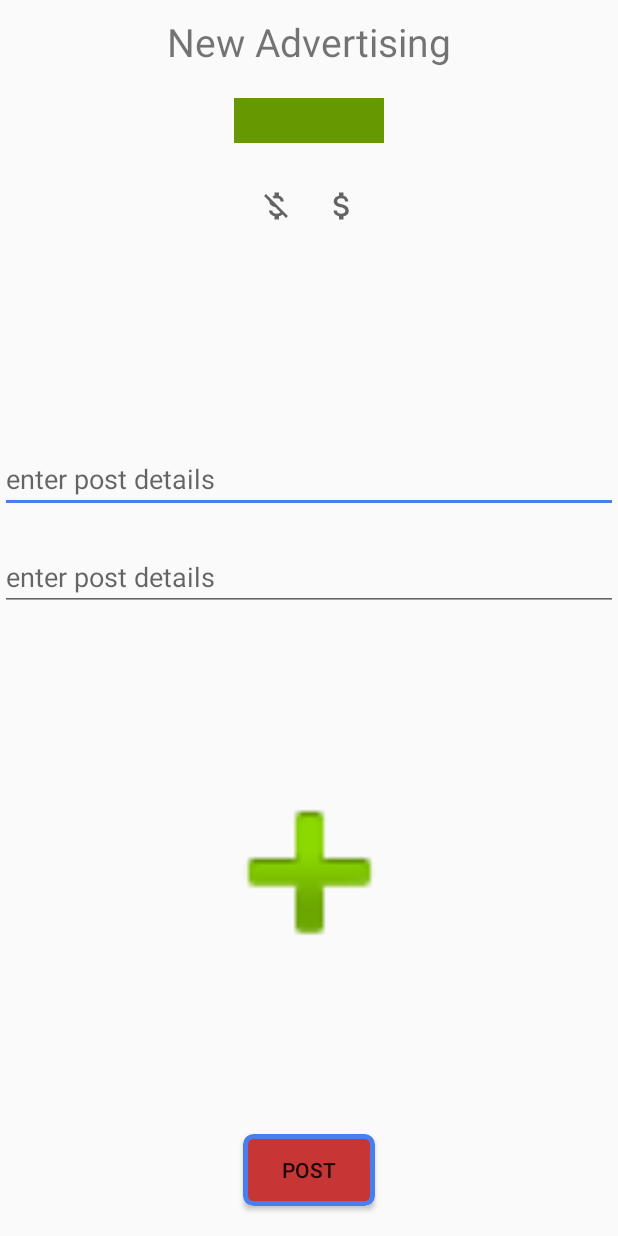
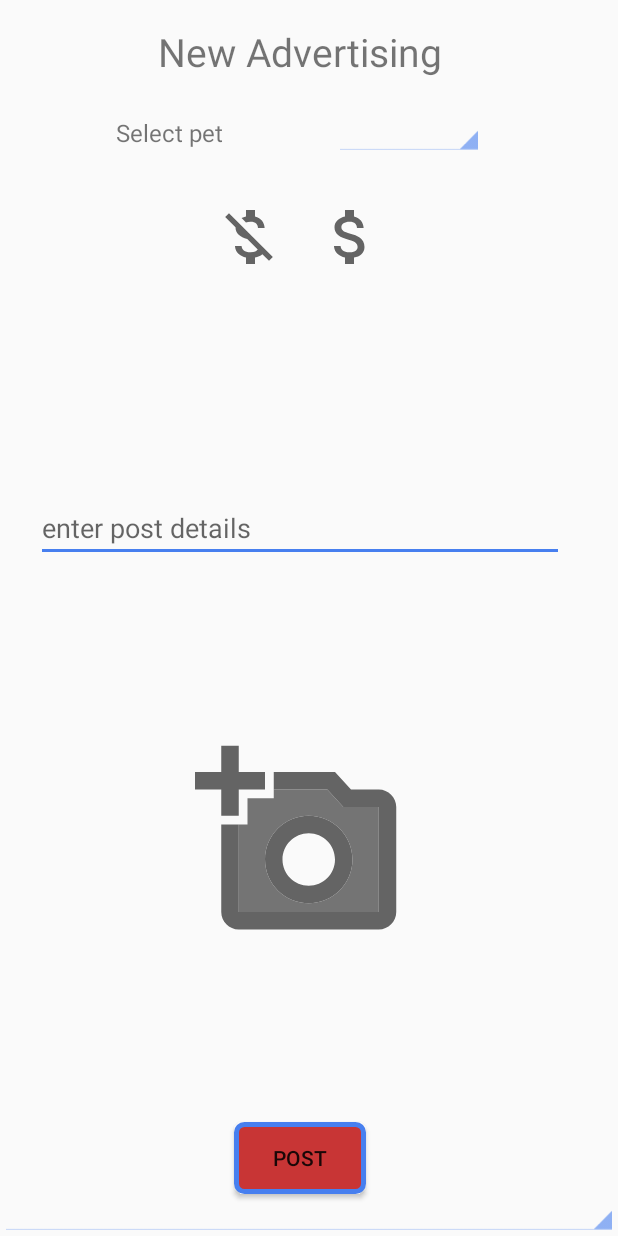
Before and after one commit to Almog-Cohen/Petbook, an Android app: the layout add_feed.xml on its own in the app's theme, with its tools: preview values and no code run, on a phone screen of 412 x 824 dp. Run offline under Robolectric (Android 15) with nearby library versions, the light colour scheme and no system bars.

Commit message:
galos 23/06 4am

```diff
--- a/app/src/main/AndroidManifest.xml
+++ b/app/src/main/AndroidManifest.xml
@@ -6,6 +6,7 @@
     <uses-permission android:name="android.permission.READ_EXTERNAL_STORAGE" />
     <uses-permission android:name="android.permission.WRITE_EXTERNAL_STORAGE" />
     <uses-permission android:name="android.permission.CAMERA" />
+    <uses-permission android:name="android.permission.VIBRATE"/>
 
 
     <application
--- a/app/src/main/java/com/thegalos/petbook/MainActivity.java
+++ b/app/src/main/java/com/thegalos/petbook/MainActivity.java
@@ -9,13 +9,11 @@ import androidx.fragment.app.Fragment;
 import androidx.fragment.app.FragmentTransaction;
 
 import com.google.firebase.auth.FirebaseAuth;
-import com.google.firebase.auth.FirebaseUser;
 import com.thegalos.petbook.fragments.Chats;
 import com.thegalos.petbook.fragments.MainFeed;
 import com.thegalos.petbook.fragments.Profile;
 import com.thegalos.petbook.fragments.Splash;
 
-import me.ibrahimsn.lib.BottomBarItem;
 import me.ibrahimsn.lib.OnItemSelectedListener;
 import me.ibrahimsn.lib.SmoothBottomBar;
 
--- a/app/src/main/java/com/thegalos/petbook/fragments/AddFeed.java
+++ b/app/src/main/java/com/thegalos/petbook/fragments/AddFeed.java
@@ -129,7 +129,7 @@ public class AddFeed extends Fragment {
 
 
         loadData();
-        ivPhoto = view.findViewById(R.id.ivPhoto);
+        ivPhoto = view.findViewById(R.id.tvAddPhoto);
         ArrayAdapter<String> nameAdapter = new ArrayAdapter<>(getActivity(), android.R.layout.simple_spinner_item, petNameList);
         nameAdapter.setDropDownViewResource(android.R.layout.simple_spinner_dropdown_item);
         spnPet.setAdapter(nameAdapter);
--- /dev/null
+++ b/app/src/main/res/drawable/vector_add_a_photo.xml
@@ -0,0 +1,15 @@
+<vector xmlns:android="http://schemas.android.com/apk/res/android"
+    android:width="140dp"
+    android:height="140dp"
+    android:viewportWidth="24"
+    android:viewportHeight="24"
+    android:tint="?attr/colorControlNormal">
+  <path
+      android:fillColor="@color/colorAccent"
+      android:pathData="M6,7v3L5,10v10h16L21,8h-4.05l-1.83,-2L9,6v1L6,7zM13,9c2.76,0 5,2.24 5,5s-2.24,5 -5,5 -5,-2.24 -5,-5 2.24,-5 5,-5z"
+      android:strokeAlpha="0.9"
+      android:fillAlpha="0.9"/>
+  <path
+      android:fillColor="@color/colorPrimary"
+      android:pathData="M21,6h-3.17L16,4L9,4v2h6.12l1.83,2L21,8v12L5,20L5,10L3,10v10c0,1.1 0.9,2 2,2h16c1.1,0 2,-0.9 2,-2L23,8c0,-1.1 -0.9,-2 -2,-2zM8,14c0,2.76 2.24,5 5,5s5,-2.24 5,-5 -2.24,-5 -5,-5 -5,2.24 -5,5zM13,11c1.65,0 3,1.35 3,3s-1.35,3 -3,3 -3,-1.35 -3,-3 1.35,-3 3,-3zM5,9L5,6h3L8,4L5,4L5,1L3,1v3L0,4v2h3v3z"/>
+</vector>
--- a/app/src/main/res/drawable/vector_money.xml
+++ b/app/src/main/res/drawable/vector_money.xml
@@ -1,6 +1,6 @@
 <vector xmlns:android="http://schemas.android.com/apk/res/android"
-    android:width="24dp"
-    android:height="24dp"
+    android:width="48dp"
+    android:height="48dp"
     android:viewportWidth="24"
     android:viewportHeight="24"
     android:tint="?attr/colorControlNormal">
--- a/app/src/main/res/drawable/vector_money_off.xml
+++ b/app/src/main/res/drawable/vector_money_off.xml
@@ -1,6 +1,6 @@
 <vector xmlns:android="http://schemas.android.com/apk/res/android"
-    android:width="24dp"
-    android:height="24dp"
+    android:width="48dp"
+    android:height="48dp"
     android:viewportWidth="24"
     android:viewportHeight="24"
     android:tint="?attr/colorControlNormal">
--- a/app/src/main/res/layout/add_feed.xml
+++ b/app/src/main/res/layout/add_feed.xml
@@ -2,8 +2,10 @@
 <androidx.constraintlayout.widget.ConstraintLayout xmlns:android="http://schemas.android.com/apk/res/android"
     xmlns:app="http://schemas.android.com/apk/res-auto"
     xmlns:tools="http://schemas.android.com/tools"
+    style="@style/Platform.Widget.AppCompat.Spinner"
     android:layout_width="match_parent"
     android:layout_height="match_parent"
+    android:backgroundTint="@color/colorAccent"
     tools:context=".fragments.AddFeed">
 
     <TextView
@@ -25,8 +27,8 @@
         android:layout_marginTop="30dp"
         android:gravity="center"
         android:orientation="horizontal"
-        app:layout_constraintEnd_toEndOf="parent"
-        app:layout_constraintStart_toStartOf="parent"
+        app:layout_constraintEnd_toEndOf="@+id/spnPet"
+        app:layout_constraintStart_toStartOf="@+id/textView3"
         app:layout_constraintTop_toBottomOf="@id/spnPet">
 
         <RadioButton
@@ -59,8 +61,8 @@
         android:layout_marginTop="30dp"
         android:orientation="horizontal"
         android:visibility="invisible"
-        app:layout_constraintEnd_toEndOf="parent"
-        app:layout_constraintStart_toStartOf="parent"
+        app:layout_constraintEnd_toEndOf="@+id/rgIsFree"
+        app:layout_constraintStart_toStartOf="@+id/rgIsFree"
         app:layout_constraintTop_toBottomOf="@+id/rgIsFree">
 
         <RadioButton
@@ -69,7 +71,8 @@
             android:layout_height="wrap_content"
             android:layout_marginStart="10dp"
             android:layout_marginEnd="10dp"
-            android:text="I get" />
+            android:text="I get"
+            android:textSize="16sp" />
 
         <RadioButton
             android:id="@+id/rbToPay"
@@ -77,7 +80,8 @@
             android:layout_height="wrap_content"
             android:layout_marginStart="10dp"
             android:layout_marginEnd="10dp"
-            android:text="I Pay" />
+            android:text="I Pay"
+            android:textSize="16sp" />
     </RadioGroup>
 
     <EditText
@@ -88,15 +92,17 @@
         android:inputType="number|numberDecimal"
         android:text="amount"
         android:visibility="invisible"
-        app:layout_constraintEnd_toEndOf="parent"
-        app:layout_constraintStart_toStartOf="parent"
+        app:layout_constraintEnd_toEndOf="@+id/rgWhoPays"
+        app:layout_constraintStart_toStartOf="@+id/rgWhoPays"
         app:layout_constraintTop_toBottomOf="@+id/rgWhoPays" />
 
     <EditText
         android:id="@+id/etDetails"
         android:layout_width="match_parent"
         android:layout_height="wrap_content"
+        android:layout_marginStart="20dp"
         android:layout_marginTop="20dp"
+        android:layout_marginEnd="20dp"
         android:autofillHints=""
         android:hint="@string/enter_post_details"
         android:inputType="textMultiLine"
@@ -104,38 +110,30 @@
         app:layout_constraintStart_toStartOf="parent"
         app:layout_constraintTop_toBottomOf="@+id/etAmount" />
 
-    <EditText
-        android:id="@+id/etPrice"
-        android:layout_width="match_parent"
+    <Spinner
+        android:id="@+id/spnPet"
+        style="@style/Platform.Widget.AppCompat.Spinner"
+        android:layout_width="100dp"
         android:layout_height="wrap_content"
         android:layout_marginTop="20dp"
-        android:autofillHints=""
-        android:hint="@string/enter_post_details"
-        android:inputType="textMultiLine"
+        android:backgroundTint="@color/colorAccent"
+        android:hapticFeedbackEnabled="true"
+        android:popupBackground="@color/colorPrimary"
         app:layout_constraintEnd_toEndOf="parent"
-        app:layout_constraintStart_toStartOf="parent"
-        app:layout_constraintTop_toBottomOf="@+id/etDetails" />
-
-    <Spinner
-        android:id="@+id/spnPet"
-        android:layout_width="100dp"
-        android:layout_height="30dp"
-        android:layout_marginTop="20dp"
-        android:background="@android:color/holo_green_dark"
-        app:layout_constraintEnd_toEndOf="parent"
-        app:layout_constraintStart_toStartOf="parent"
+        app:layout_constraintStart_toEndOf="@+id/textView3"
         app:layout_constraintTop_toBottomOf="@id/textView" />
 
     <ImageView
-        android:id="@+id/ivPhoto"
-        android:layout_width="150dp"
-        android:layout_height="150dp"
+        android:id="@+id/tvAddPhoto"
+        android:layout_width="wrap_content"
+        android:layout_height="wrap_content"
         android:contentDescription="@string/none"
-        android:src="@android:drawable/ic_input_add"
+        android:drawableTop="@drawable/vector_add_a_photo"
         app:layout_constraintBottom_toTopOf="@+id/btnPostFeed"
         app:layout_constraintEnd_toEndOf="parent"
         app:layout_constraintStart_toStartOf="parent"
-        app:layout_constraintTop_toBottomOf="@+id/etPrice" />
+        app:layout_constraintTop_toBottomOf="@+id/etDetails"
+        app:srcCompat="@drawable/vector_add_a_photo" />
 
     <Button
         android:id="@+id/btnPostFeed"
@@ -183,5 +181,16 @@
 
     </androidx.constraintlayout.widget.ConstraintLayout>
 
+    <TextView
+        android:id="@+id/textView3"
+        android:layout_width="wrap_content"
+        android:layout_height="wrap_content"
+        android:text="Select pet"
+        android:textSize="16sp"
+        app:layout_constraintBottom_toBottomOf="@+id/spnPet"
+        app:layout_constraintEnd_toStartOf="@+id/spnPet"
+        app:layout_constraintStart_toStartOf="parent"
+        app:layout_constraintTop_toTopOf="@+id/spnPet" />
+
 
 </androidx.constraintlayout.widget.ConstraintLayout>
--- a/app/src/main/res/values/strings.xml
+++ b/app/src/main/res/values/strings.xml
@@ -50,5 +50,8 @@
     <string name="details_would_show_once_signed_in">Details would show once Signed in</string>
     <string name="loading_from_db">Loading from DB</string>
     <string name="login">Login</string>
+    <string name="remove_pet">Remove pet</string>
+    <string name="related_post_would_be_removed">Once you remove this pet\nAll related posts would be removed!</string>
+    <string name="chat_with_owner">Chat With Owner</string>
 
 </resources>
```
Also changed, not shown: app/src/main/java/com/thegalos/petbook/adapters/MyPetsAdapter.java (+29 -6 lines), app/src/main/res/layout/profile.xml (+10 -8 lines), app/src/main/res/layout/view_feed.xml (+6 -8 lines), app/src/main/res/drawable/dog_cat_horse.png (added), app/src/main/res/drawable/dog_cat_horse2.png (added), app/src/main/res/drawable/dog_cat_horse2_flip.png (added), app/src/main/res/drawable/dog_cat_horse_flip.png (added).
